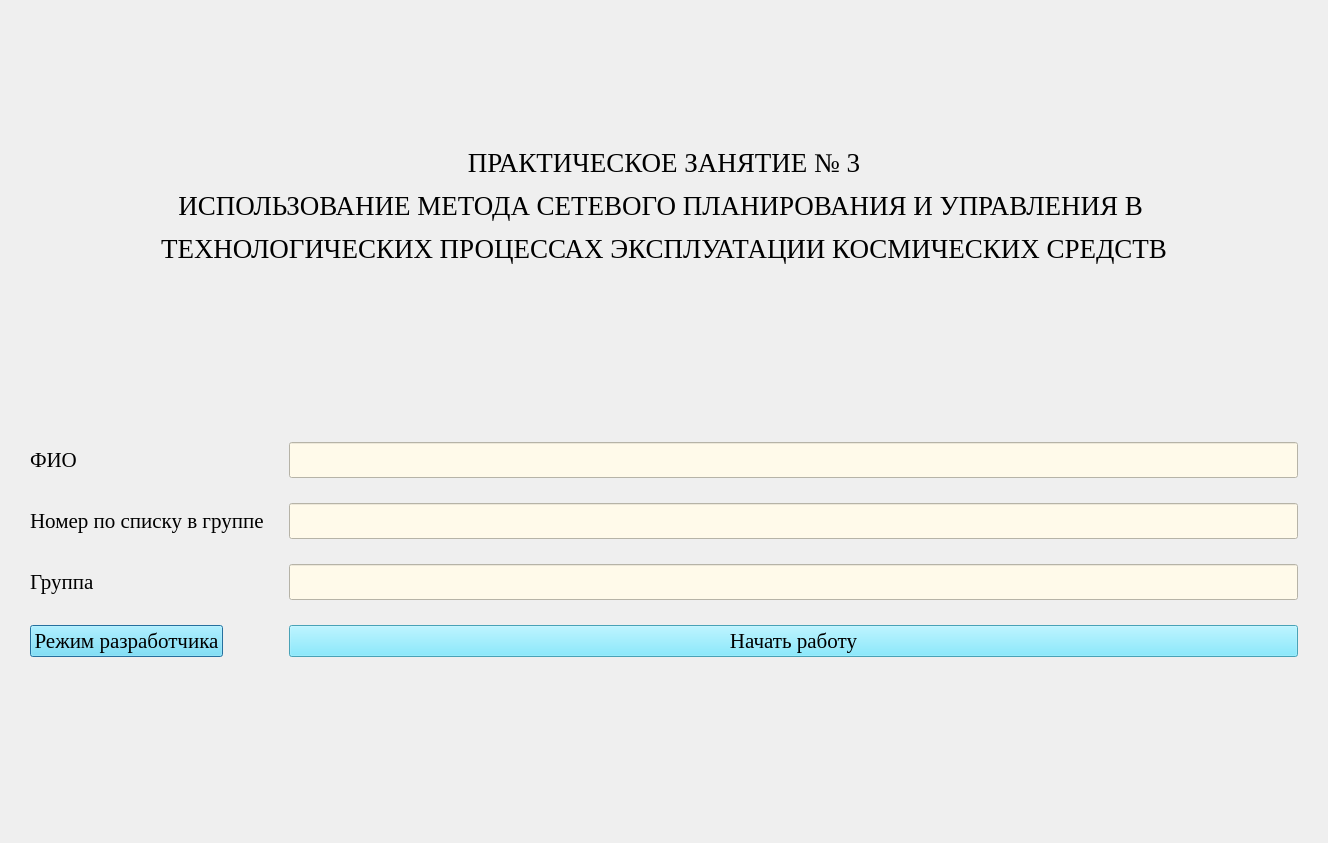
The window that qt_designer_ui/startWindow.ui (IvaMarin/Project-Network-Diagram-App) describes before a commit, drawn with Qt 5.
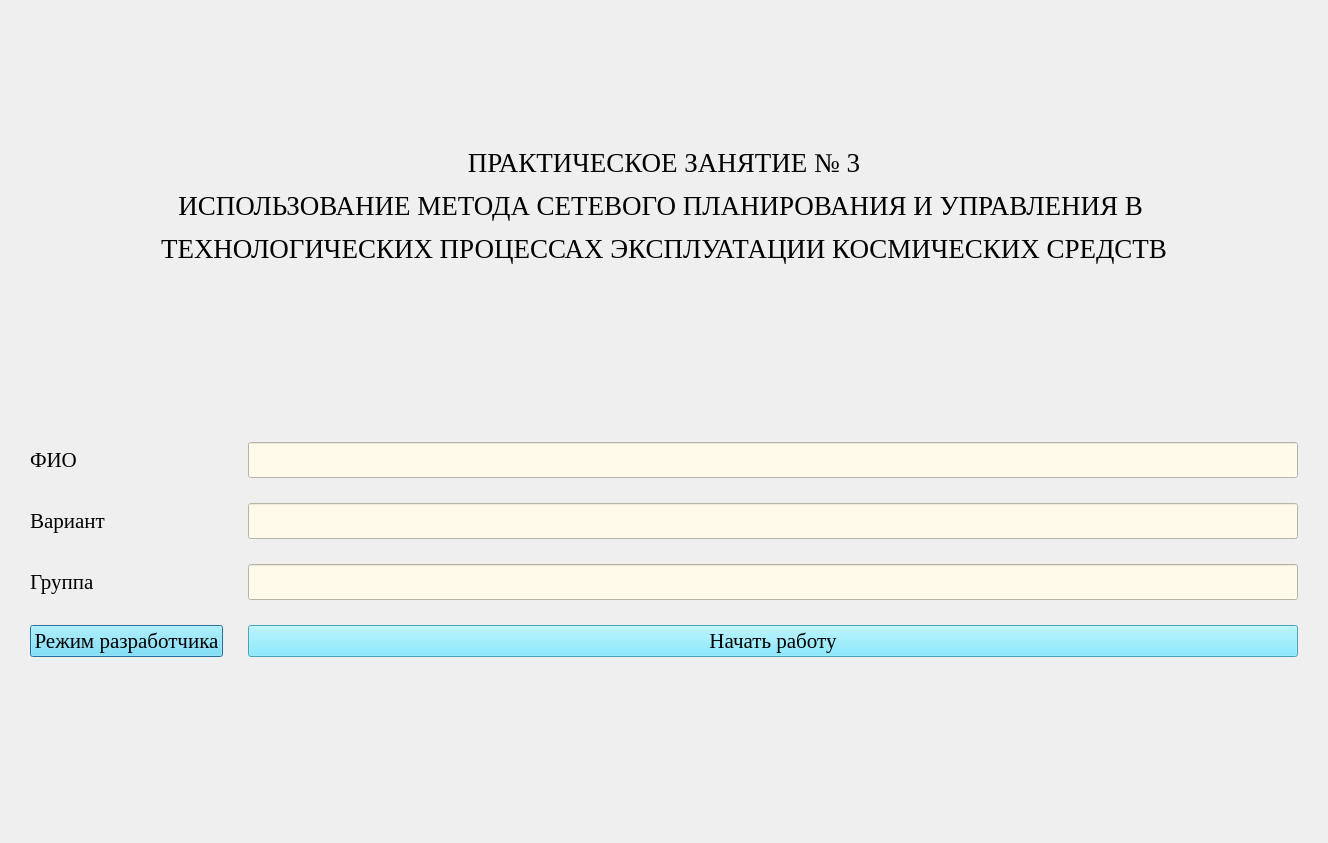
The same window after the commit.

The edit to the form file:
```diff
--- a/qt_designer_ui/startWindow.ui
+++ b/qt_designer_ui/startWindow.ui
@@ -89,7 +89,7 @@
         </font>
        </property>
        <property name="text">
-        <string>&lt;html&gt;&lt;head/&gt;&lt;body&gt;&lt;p&gt;&lt;span style=&quot; font-size:16pt;&quot;&gt;Номер по списку в группе&lt;/span&gt;&lt;/p&gt;&lt;/body&gt;&lt;/html&gt;</string>
+        <string>&lt;html&gt;&lt;head/&gt;&lt;body&gt;&lt;p&gt;&lt;span style=&quot; font-size:16pt;&quot;&gt;Вариант&lt;/span&gt;&lt;/p&gt;&lt;/body&gt;&lt;/html&gt;</string>
        </property>
       </widget>
      </item>
```
